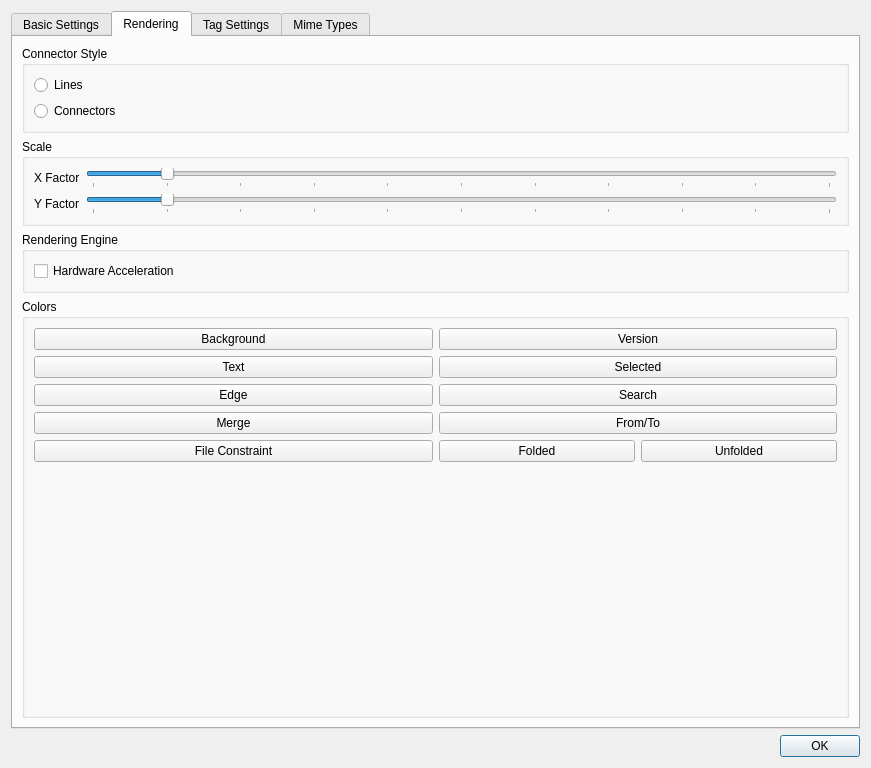
wtr9987/gvtree, file gvtree_preferences.ui: the form before one commit.
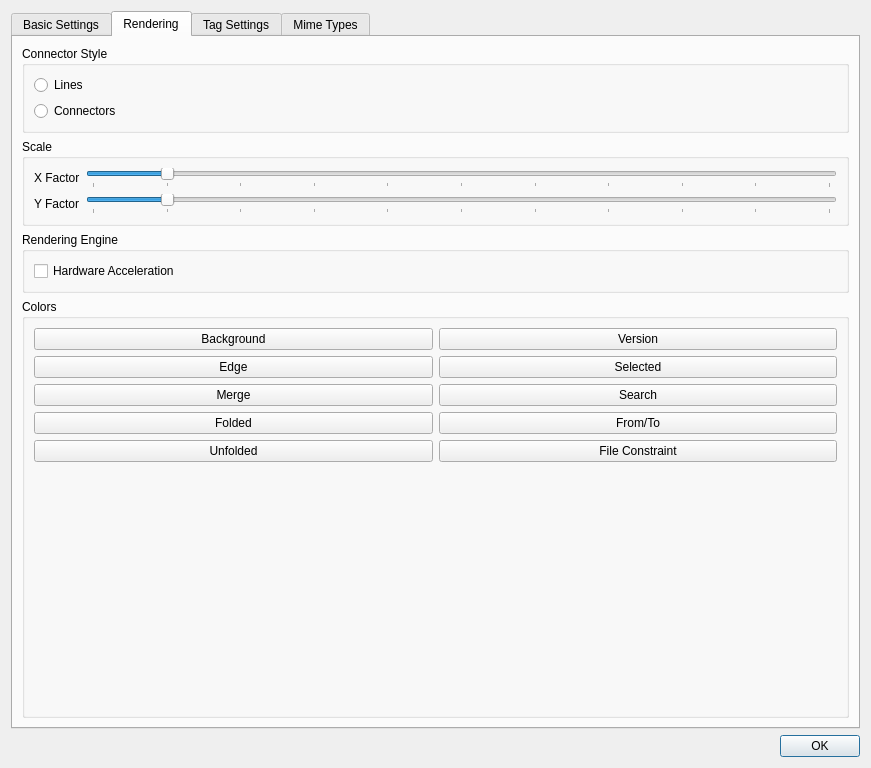
The form after the commit. The open tabs and pages were chosen to show the change. Icons and pictures are not drawn. Custom widgets are drawn as their Qt base class.

Diff of the .ui file:
```diff
--- a/gvtree_preferences.ui
+++ b/gvtree_preferences.ui
@@ -37,7 +37,7 @@
    <item row="1" column="1" colspan="2">
     <widget class="QTabWidget" name="tabWidget">
      <property name="currentIndex">
-      <number>2</number>
+      <number>1</number>
      </property>
      <widget class="QWidget" name="tabWidgetPage1">
       <property name="statusTip">
@@ -433,6 +433,16 @@
           <string>Colors</string>
          </property>
          <layout class="QGridLayout" name="gridLayout_3">
+          <item row="1" column="1" colspan="2">
+           <widget class="QPushButton" name="pbColorEdge">
+            <property name="focusPolicy">
+             <enum>Qt::NoFocus</enum>
+            </property>
+            <property name="text">
+             <string>Edge</string>
+            </property>
+           </widget>
+          </item>
           <item row="1" column="3" colspan="2">
            <widget class="QPushButton" name="pbColorSelected">
             <property name="focusPolicy">
@@ -443,14 +453,7 @@
             </property>
            </widget>
           </item>
-          <item row="7" column="4">
-           <widget class="QPushButton" name="pbColorUnfolded">
-            <property name="text">
-             <string>Unfolded</string>
-            </property>
-           </widget>
-          </item>
-          <item row="10" column="1">
+          <item row="12" column="1">
            <spacer name="verticalSpacer_2">
             <property name="orientation">
              <enum>Qt::Vertical</enum>
@@ -463,7 +466,7 @@
             </property>
            </spacer>
           </item>
-          <item row="5" column="3" colspan="2">
+          <item row="6" column="3" colspan="2">
            <widget class="QPushButton" name="pbColorSearch">
             <property name="focusPolicy">
              <enum>Qt::NoFocus</enum>
@@ -473,13 +476,6 @@
             </property>
            </widget>
           </item>
-          <item row="7" column="3">
-           <widget class="QPushButton" name="pbColorFolded">
-            <property name="text">
-             <string>Folded</string>
-            </property>
-           </widget>
-          </item>
           <item row="0" column="3" colspan="2">
            <widget class="QPushButton" name="pbColorVersion">
             <property name="focusPolicy">
@@ -490,26 +486,6 @@
             </property>
            </widget>
           </item>
-          <item row="5" column="1" colspan="2">
-           <widget class="QPushButton" name="pbColorEdge">
-            <property name="focusPolicy">
-             <enum>Qt::NoFocus</enum>
-            </property>
-            <property name="text">
-             <string>Edge</string>
-            </property>
-           </widget>
-          </item>
-          <item row="1" column="1" colspan="2">
-           <widget class="QPushButton" name="pbColorText">
-            <property name="focusPolicy">
-             <enum>Qt::NoFocus</enum>
-            </property>
-            <property name="text">
-             <string>Text</string>
-            </property>
-           </widget>
-          </item>
           <item row="0" column="1" colspan="2">
            <widget class="QPushButton" name="pbColorBackground">
             <property name="focusPolicy">
@@ -520,13 +496,6 @@
             </property>
            </widget>
           </item>
-          <item row="6" column="3" colspan="2">
-           <widget class="QPushButton" name="pbColorFromTo">
-            <property name="text">
-             <string>From/To</string>
-            </property>
-           </widget>
-          </item>
           <item row="6" column="1" colspan="2">
            <widget class="QPushButton" name="pbColorMerge">
             <property name="focusPolicy">
@@ -537,13 +506,34 @@
             </property>
            </widget>
           </item>
-          <item row="7" column="1" colspan="2">
+          <item row="7" column="3" colspan="2">
+           <widget class="QPushButton" name="pbColorFromTo">
+            <property name="text">
+             <string>From/To</string>
+            </property>
+           </widget>
+          </item>
+          <item row="8" column="3" colspan="2">
            <widget class="QPushButton" name="pbColorFileConstraint">
             <property name="text">
              <string>File Constraint</string>
             </property>
            </widget>
           </item>
+          <item row="8" column="1" colspan="2">
+           <widget class="QPushButton" name="pbColorUnfolded">
+            <property name="text">
+             <string>Unfolded</string>
+            </property>
+           </widget>
+          </item>
+          <item row="7" column="1" colspan="2">
+           <widget class="QPushButton" name="pbColorFolded">
+            <property name="text">
+             <string>Folded</string>
+            </property>
+           </widget>
+          </item>
          </layout>
         </widget>
        </item>
```
